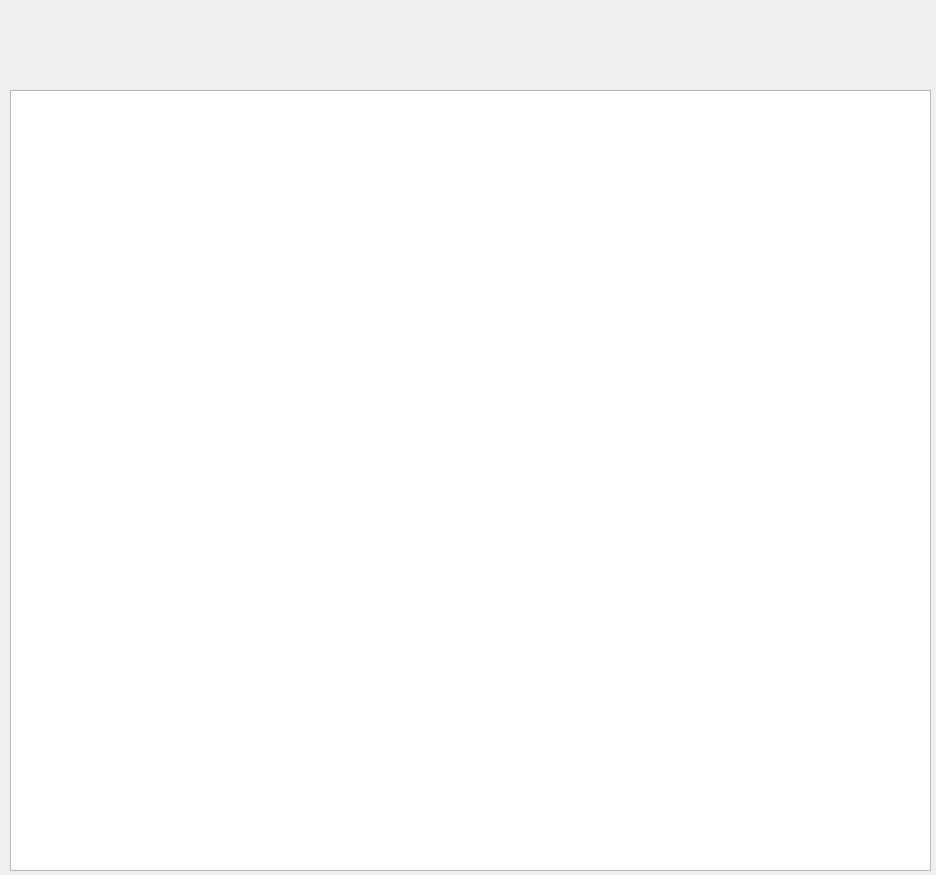
Anatoliy-ProffDesgn/TestOffice, file viyar/Price_Window.ui: the form before one commit.
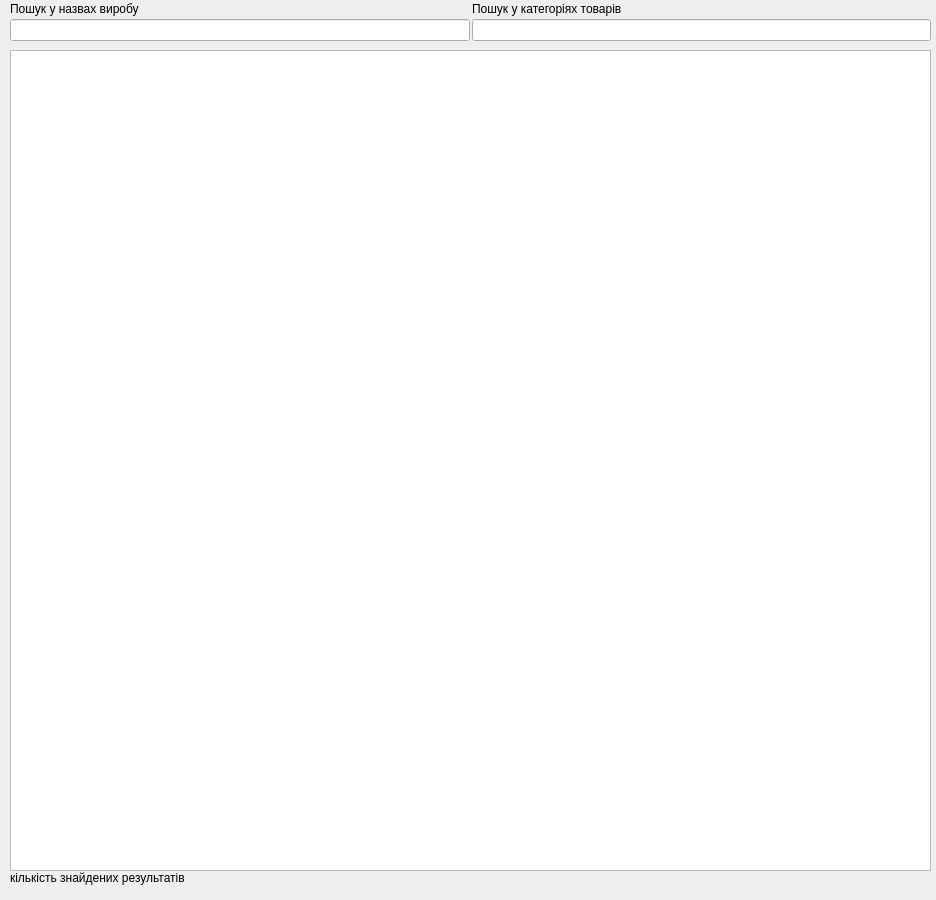
The form after the commit.

Patch:
```diff
--- a/viyar/Price_Window.ui
+++ b/viyar/Price_Window.ui
@@ -7,7 +7,7 @@
     <x>0</x>
     <y>0</y>
     <width>936</width>
-    <height>875</height>
+    <height>900</height>
    </rect>
   </property>
   <property name="windowTitle">
@@ -17,12 +17,60 @@
    <property name="geometry">
     <rect>
      <x>10</x>
-     <y>90</y>
+     <y>50</y>
      <width>921</width>
-     <height>781</height>
+     <height>821</height>
     </rect>
    </property>
   </widget>
+  <widget class="QLabel" name="label">
+   <property name="geometry">
+    <rect>
+     <x>10</x>
+     <y>870</y>
+     <width>341</width>
+     <height>16</height>
+    </rect>
+   </property>
+   <property name="text">
+    <string>кількість знайдених результатів</string>
+   </property>
+  </widget>
+  <widget class="QWidget" name="gridLayoutWidget">
+   <property name="geometry">
+    <rect>
+     <x>10</x>
+     <y>0</y>
+     <width>921</width>
+     <height>41</height>
+    </rect>
+   </property>
+   <layout class="QGridLayout" name="gridLayout">
+    <property name="spacing">
+     <number>2</number>
+    </property>
+    <item row="1" column="0">
+     <widget class="QLineEdit" name="lineEdit"/>
+    </item>
+    <item row="0" column="0">
+     <widget class="QLabel" name="label_3">
+      <property name="text">
+       <string>Пошук у назвах виробу</string>
+      </property>
+     </widget>
+    </item>
+    <item row="0" column="1">
+     <widget class="QLabel" name="label_2">
+      <property name="text">
+       <string>Пошук у категоріях товарів</string>
+      </property>
+     </widget>
+    </item>
+    <item row="1" column="1">
+     <widget class="QLineEdit" name="lineEdit_2"/>
+    </item>
+   </layout>
+  </widget>
  </widget>
  <resources/>
  <connections/>
```
